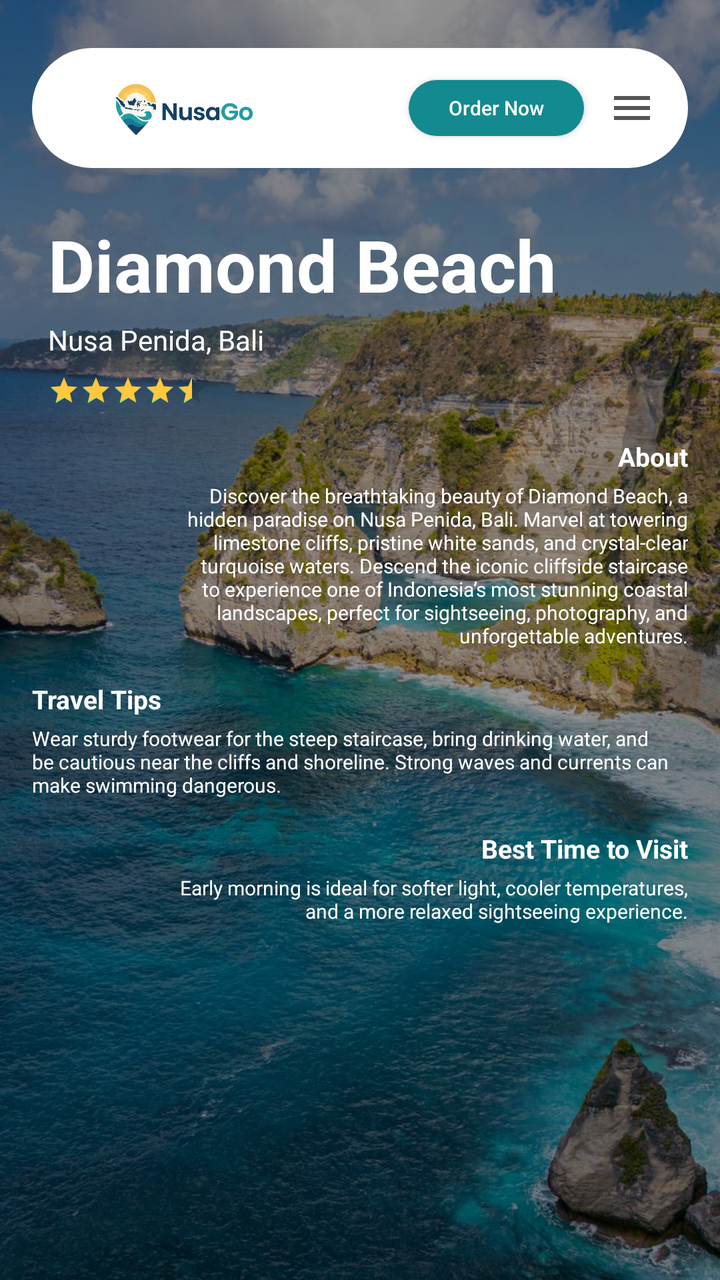
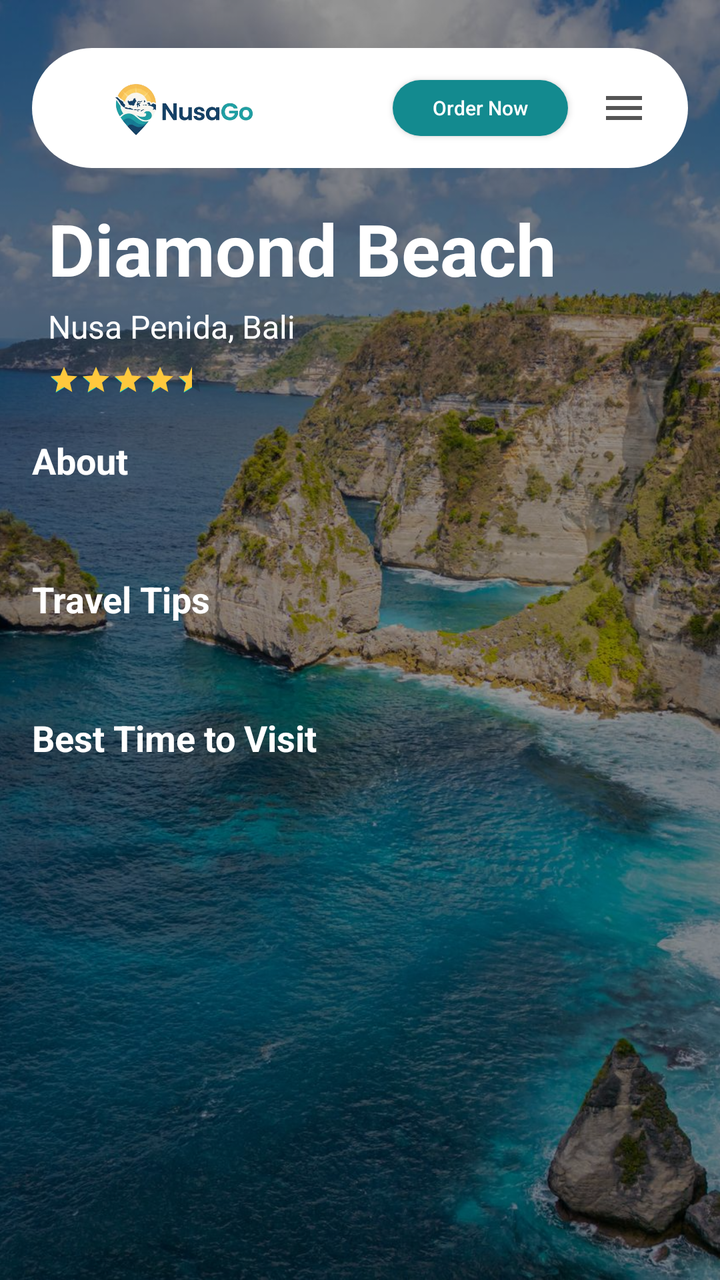

The first picture is an Android layout as it rendered before a commit; the second is the same layout after the commit. The layout source and the unified diff follow.
<!-- AndroidManifest.xml: application theme Theme.Projek_AdityaDeFoeng -->
<!-- res/layout/activity_detail.xml -->
<?xml version="1.0" encoding="utf-8"?>
<FrameLayout xmlns:android="http://schemas.android.com/apk/res/android"
    android:id="@+id/main"
    android:layout_width="match_parent"
    android:layout_height="match_parent">

    <ImageView
        android:id="@+id/ivBackground"
        android:layout_width="match_parent"
        android:layout_height="match_parent"
        android:contentDescription="@null"
        android:scaleType="centerCrop"
        android:src="@drawable/diamond" />

    <View
        android:layout_width="match_parent"
        android:layout_height="match_parent"
        android:background="@color/overlay_dark" />

    <ScrollView
        android:layout_width="match_parent"
        android:layout_height="match_parent"
        android:fillViewport="true">

        <LinearLayout
            android:layout_width="match_parent"
            android:layout_height="wrap_content"
            android:orientation="vertical"
            android:paddingStart="16dp"
            android:paddingTop="24dp"
            android:paddingEnd="16dp"
            android:paddingBottom="32dp">

            <include
                android:id="@+id/topBar"
                layout="@layout/layout_top_bar"
                android:layout_width="match_parent"
                android:layout_height="wrap_content" />

            <TextView
                android:id="@+id/tvName"
                android:layout_width="match_parent"
                android:layout_height="wrap_content"
                android:layout_marginStart="8dp"
                android:layout_marginTop="24dp"
                android:text="Diamond Beach"
                android:textColor="@color/white"
                android:textSize="36sp"
                android:textStyle="bold" />

            <TextView
                android:id="@+id/tvLocation"
                android:layout_width="match_parent"
                android:layout_height="wrap_content"
                android:layout_marginStart="8dp"
                android:layout_marginTop="4dp"
                android:text="Nusa Penida, Bali"
                android:textColor="@color/white"
                android:textSize="14sp" />

            <RatingBar
                android:id="@+id/ratingBar"
                style="?android:attr/ratingBarStyleSmall"
                android:layout_width="wrap_content"
                android:layout_height="wrap_content"
                android:layout_marginStart="8dp"
                android:layout_marginTop="8dp"
                android:isIndicator="true"
                android:numStars="5"
                android:progressTint="@color/nusa_star"
                android:rating="4.5"
                android:stepSize="0.5" />

            <TextView
                android:id="@+id/tvAboutTitle"
                android:layout_width="match_parent"
                android:layout_height="wrap_content"
                android:layout_marginTop="16dp"
                android:gravity="end"
                android:text="About"
                android:textColor="@color/white"
                android:textSize="13sp"
                android:textStyle="bold" />

            <TextView
                android:id="@+id/tvAbout"
                android:layout_width="match_parent"
                android:layout_height="wrap_content"
                android:layout_marginStart="60dp"
                android:layout_marginTop="4dp"
                android:gravity="end"
                android:text="Discover the breathtaking beauty of Diamond Beach, a hidden paradise on Nusa Penida, Bali. Marvel at towering limestone cliffs, pristine white sands, and crystal-clear turquoise waters. Descend the iconic cliffside staircase to experience one of Indonesia’s most stunning coastal landscapes, perfect for sightseeing, photography, and unforgettable adventures."
                android:textColor="@color/white"
                android:textSize="10sp" />

            
            <TextView
                android:id="@+id/tvTipsTitle"
                android:layout_width="match_parent"
                android:layout_height="wrap_content"
                android:layout_marginTop="16dp"
                android:text="Travel Tips"
                android:textColor="@color/white"
                android:textSize="13sp"
                android:textStyle="bold" />

            <TextView
                android:id="@+id/tvTips"
                android:layout_width="match_parent"
                android:layout_height="wrap_content"
                android:layout_marginTop="4dp"
                android:text="Wear sturdy footwear for the steep staircase, bring drinking water, and be cautious near the cliffs and shoreline. Strong waves and currents can make swimming dangerous."
                android:textColor="@color/white"
                android:textSize="10sp" />

            <TextView
                android:id="@+id/tvBestTimeTitle"
                android:layout_width="match_parent"
                android:layout_height="wrap_content"
                android:layout_marginTop="16dp"
                android:gravity="end"
                android:text="Best Time to Visit"
                android:textColor="@color/white"
                android:textSize="13sp"
                android:textStyle="bold" />

            <TextView
                android:id="@+id/tvBestTime"
                android:layout_width="match_parent"
                android:layout_height="wrap_content"
                android:layout_marginStart="60dp"
                android:layout_marginTop="4dp"
                android:gravity="end"
                android:text="Early morning is ideal for softer light, cooler temperatures, and a more relaxed sightseeing experience."
                android:textColor="@color/white"
                android:textSize="10sp" />
        </LinearLayout>
    </ScrollView>
</FrameLayout>
<!-- res/layout/layout_top_bar.xml (included above) -->
<?xml version="1.0" encoding="utf-8"?>
<LinearLayout xmlns:android="http://schemas.android.com/apk/res/android"
    android:layout_width="match_parent"
    android:layout_height="wrap_content"
    android:background="@drawable/bg_top_bar"
    android:gravity="center_vertical"
    android:orientation="horizontal"
    android:paddingStart="16dp"
    android:paddingTop="10dp"
    android:paddingEnd="16dp"
    android:paddingBottom="10dp">

    <ImageView
        android:id="@+id/ivLogoSmall"
        android:layout_width="120dp"
        android:layout_height="40dp"
        android:clickable="true"
        android:focusable="true"
        android:contentDescription="NusaGo"
        android:scaleType="fitCenter"
        android:src="@drawable/logo" />

    <View
        android:layout_width="0dp"
        android:layout_height="0dp"
        android:layout_weight="1" />

    <androidx.appcompat.widget.AppCompatButton
        android:id="@+id/btnOrder"
        android:layout_width="wrap_content"
        android:layout_height="28dp"
        android:background="@drawable/bg_button_teal"
        android:clickable="true"
        android:focusable="true"
        android:minWidth="0dp"
        android:minHeight="0dp"
        android:paddingStart="20dp"
        android:paddingEnd="20dp"
        android:text="Order Now"
        android:textAllCaps="false"
        android:textColor="@color/white"
        android:textSize="10sp" />

    <ImageView
        android:id="@+id/ivMenu"
        android:layout_width="24dp"
        android:layout_height="24dp"
        android:layout_marginStart="12dp"
        android:clickable="true"
        android:focusable="true"
        android:contentDescription="Menu"
        android:src="@drawable/ic_menu" />
</LinearLayout>
<!-- resources referenced by this layout -->
<resources>
  <color name="nusa_star">#FFC83D</color>
  <color name="overlay_dark">#66000000</color>
  <color name="white">#FFFFFFFF</color>
  <!-- drawable bg_button_teal (drawable) -->
  <?xml version="1.0" encoding="utf-8"?>
  <shape xmlns:android="http://schemas.android.com/apk/res/android">
      <solid android:color="@color/nusa_teal_dark" />
      <corners android:radius="20dp" />
  </shape>
  <!-- drawable bg_top_bar (drawable) -->
  <?xml version="1.0" encoding="utf-8"?>
  <shape xmlns:android="http://schemas.android.com/apk/res/android">
      <solid android:color="@color/white" />
      <corners android:radius="30dp" />
  </shape>
  <!-- drawable diamond: jpg bitmap (drawable, 511869 bytes) -->
  <!-- drawable ic_menu (drawable) -->
  <?xml version="1.0" encoding="utf-8"?>
  <vector xmlns:android="http://schemas.android.com/apk/res/android"
      android:width="24dp"
      android:height="24dp"
      android:viewportWidth="24"
      android:viewportHeight="24"
      android:tint="#555555">
      <path
          android:fillColor="@android:color/white"
          android:pathData="M3,18h18v-2H3v2zM3,13h18v-2H3v2zM3,6v2h18V6H3z" />
  </vector>
  <!-- drawable logo: png bitmap (drawable, 111236 bytes) -->
  <style name="Theme.Projek_AdityaDeFoeng" parent="Theme.MaterialComponents.Light.NoActionBar" />
  <color name="nusa_teal_dark">#138A8F</color>
</resources>

<!-- the commit's change to res/layout/activity_detail.xml (unified diff, before → after) -->
@@ -1,48 +1,67 @@
 <?xml version="1.0" encoding="utf-8"?>
-<FrameLayout xmlns:android="http://schemas.android.com/apk/res/android"
+<androidx.constraintlayout.widget.ConstraintLayout xmlns:android="http://schemas.android.com/apk/res/android"
+    xmlns:app="http://schemas.android.com/apk/res-auto"
+    xmlns:tools="http://schemas.android.com/tools"
     android:id="@+id/main"
     android:layout_width="match_parent"
     android:layout_height="match_parent">
 
     <ImageView
         android:id="@+id/ivBackground"
-        android:layout_width="match_parent"
-        android:layout_height="match_parent"
+        android:layout_width="0dp"
+        android:layout_height="0dp"
         android:contentDescription="@null"
         android:scaleType="centerCrop"
-        android:src="@drawable/diamond" />
+        android:src="@drawable/diamond"
+        app:layout_constraintBottom_toBottomOf="parent"
+        app:layout_constraintEnd_toEndOf="parent"
+        app:layout_constraintStart_toStartOf="parent"
+        app:layout_constraintTop_toTopOf="parent" />
 
     <View
-        android:layout_width="match_parent"
-        android:layout_height="match_parent"
-        android:background="@color/overlay_dark" />
+        android:layout_width="0dp"
+        android:layout_height="0dp"
+        android:background="@color/overlay_dark"
+        app:layout_constraintBottom_toBottomOf="parent"
+        app:layout_constraintEnd_toEndOf="parent"
+        app:layout_constraintStart_toStartOf="parent"
+        app:layout_constraintTop_toTopOf="parent" />
+
+    <include
+        android:id="@+id/topBar"
+        layout="@layout/layout_top_bar"
+        android:layout_width="0dp"
+        android:layout_height="wrap_content"
+        android:layout_marginStart="16dp"
+        android:layout_marginTop="24dp"
+        android:layout_marginEnd="16dp"
+        app:layout_constraintEnd_toEndOf="parent"
+        app:layout_constraintStart_toStartOf="parent"
+        app:layout_constraintTop_toTopOf="parent" />
 
     <ScrollView
-        android:layout_width="match_parent"
-        android:layout_height="match_parent"
-        android:fillViewport="true">
+        android:layout_width="0dp"
+        android:layout_height="0dp"
+        android:fillViewport="true"
+        app:layout_constraintBottom_toBottomOf="parent"
+        app:layout_constraintEnd_toEndOf="parent"
+        app:layout_constraintStart_toStartOf="parent"
+        app:layout_constraintTop_toBottomOf="@id/topBar">
 
         <LinearLayout
             android:layout_width="match_parent"
             android:layout_height="wrap_content"
             android:orientation="vertical"
             android:paddingStart="16dp"
-            android:paddingTop="24dp"
+            android:paddingTop="16dp"
             android:paddingEnd="16dp"
             android:paddingBottom="32dp">
 
-            <include
-                android:id="@+id/topBar"
-                layout="@layout/layout_top_bar"
-                android:layout_width="match_parent"
-                android:layout_height="wrap_content" />
-
             <TextView
                 android:id="@+id/tvName"
                 android:layout_width="match_parent"
                 android:layout_height="wrap_content"
                 android:layout_marginStart="8dp"
-                android:layout_marginTop="24dp"
                 android:text="Diamond Beach"
                 android:textColor="@color/white"
                 android:textSize="36sp"
@@ -56,7 +75,7 @@
                 android:layout_marginTop="4dp"
                 android:text="Nusa Penida, Bali"
                 android:textColor="@color/white"
-                android:textSize="14sp" />
+                android:textSize="16sp" />
 
             <RatingBar
                 android:id="@+id/ratingBar"
@@ -75,68 +94,64 @@
                 android:id="@+id/tvAboutTitle"
                 android:layout_width="match_parent"
                 android:layout_height="wrap_content"
-                android:layout_marginTop="16dp"
-                android:gravity="end"
+                android:layout_marginTop="20dp"
+                android:gravity="start"
                 android:text="About"
                 android:textColor="@color/white"
-                android:textSize="13sp"
+                android:textSize="18sp"
                 android:textStyle="bold" />
 
             <TextView
                 android:id="@+id/tvAbout"
                 android:layout_width="match_parent"
                 android:layout_height="wrap_content"
-                android:layout_marginStart="60dp"
-                android:layout_marginTop="4dp"
-                android:gravity="end"
-                android:text="Discover the breathtaking beauty of Diamond Beach, a hidden paradise on Nusa Penida, Bali. Marvel at towering limestone cliffs, pristine white sands, and crystal-clear turquoise waters. Descend the iconic cliffside staircase to experience one of Indonesia’s most stunning coastal landscapes, perfect for sightseeing, photography, and unforgettable adventures."
-                android:textColor="@color/white"
-                android:textSize="10sp" />
+                android:layout_marginTop="6dp"
+                android:lineSpacingExtra="3dp"
+                android:textColor="#EEFFFFFF"
+                android:textSize="14sp" />
 
             
             <TextView
                 android:id="@+id/tvTipsTitle"
                 android:layout_width="match_parent"
                 android:layout_height="wrap_content"
-                android:layout_marginTop="16dp"
+                android:layout_marginTop="20dp"
                 android:text="Travel Tips"
                 android:textColor="@color/white"
-                android:textSize="13sp"
+                android:textSize="18sp"
                 android:textStyle="bold" />
 
             <TextView
                 android:id="@+id/tvTips"
                 android:layout_width="match_parent"
                 android:layout_height="wrap_content"
-                android:layout_marginTop="4dp"
-                android:text="Wear sturdy footwear for the steep staircase, bring drinking water, and be cautious near the cliffs and shoreline. Strong waves and currents can make swimming dangerous."
-                android:textColor="@color/white"
-                android:textSize="10sp" />
+                android:layout_marginTop="6dp"
+                android:lineSpacingExtra="3dp"
+                android:textColor="#EEFFFFFF"
+                android:textSize="14sp" />
 
             <TextView
                 android:id="@+id/tvBestTimeTitle"
                 android:layout_width="match_parent"
                 android:layout_height="wrap_content"
-                android:layout_marginTop="16dp"
-                android:gravity="end"
+                android:layout_marginTop="20dp"
+                android:gravity="start"
                 android:text="Best Time to Visit"
                 android:textColor="@color/white"
-                android:textSize="13sp"
+                android:textSize="18sp"
                 android:textStyle="bold" />
 
             <TextView
                 android:id="@+id/tvBestTime"
                 android:layout_width="match_parent"
                 android:layout_height="wrap_content"
-                android:layout_marginStart="60dp"
-                android:layout_marginTop="4dp"
-                android:gravity="end"
-                android:text="Early morning is ideal for softer light, cooler temperatures, and a more relaxed sightseeing experience."
-                android:textColor="@color/white"
-                android:textSize="10sp" />
+                android:layout_marginTop="6dp"
+                android:lineSpacingExtra="3dp"
+                android:textColor="#EEFFFFFF"
+                android:textSize="14sp" />
         </LinearLayout>
     </ScrollView>
-</FrameLayout>
+</androidx.constraintlayout.widget.ConstraintLayout>
 <!-- res/layout/layout_top_bar.xml (included above) -->
 <?xml version="1.0" encoding="utf-8"?>
 <LinearLayout xmlns:android="http://schemas.android.com/apk/res/android"
@@ -154,6 +169,7 @@
         android:id="@+id/ivLogoSmall"
         android:layout_width="120dp"
         android:layout_height="40dp"
+        android:background="?attr/selectableItemBackgroundBorderless"
         android:clickable="true"
         android:focusable="true"
         android:contentDescription="NusaGo"
@@ -183,9 +199,11 @@
 
     <ImageView
         android:id="@+id/ivMenu"
-        android:layout_width="24dp"
-        android:layout_height="24dp"
+        android:layout_width="32dp"
+        android:layout_height="32dp"
         android:layout_marginStart="12dp"
+        android:padding="4dp"
+        android:background="?attr/selectableItemBackgroundBorderless"
         android:clickable="true"
         android:focusable="true"
         android:contentDescription="Menu"
